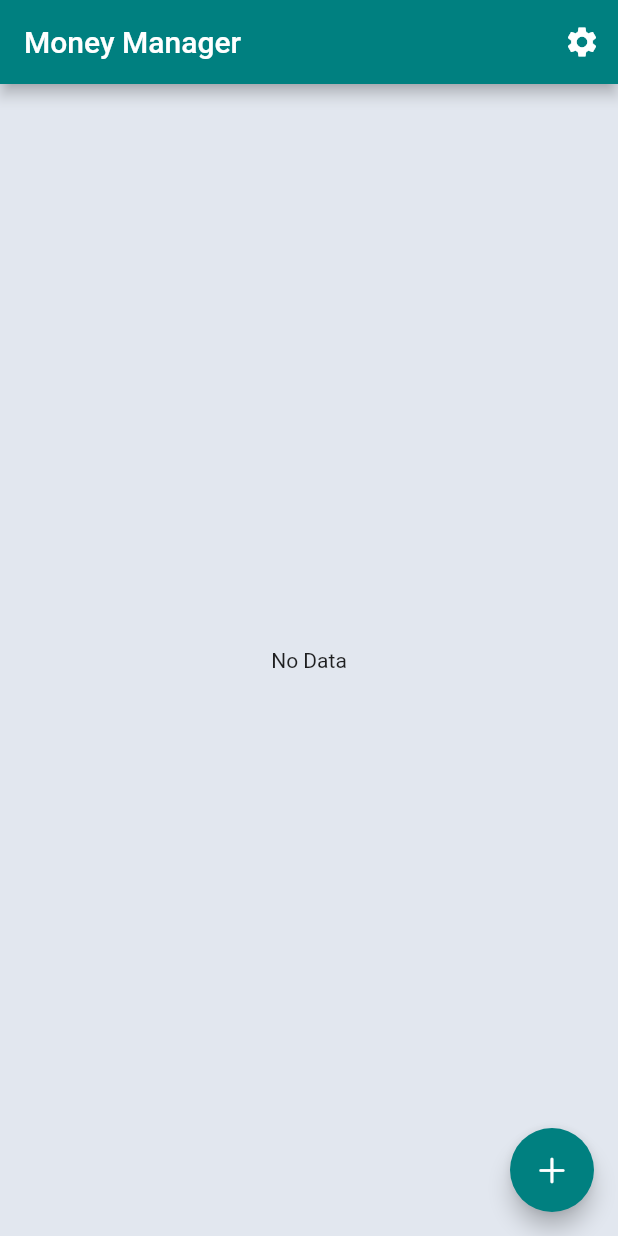
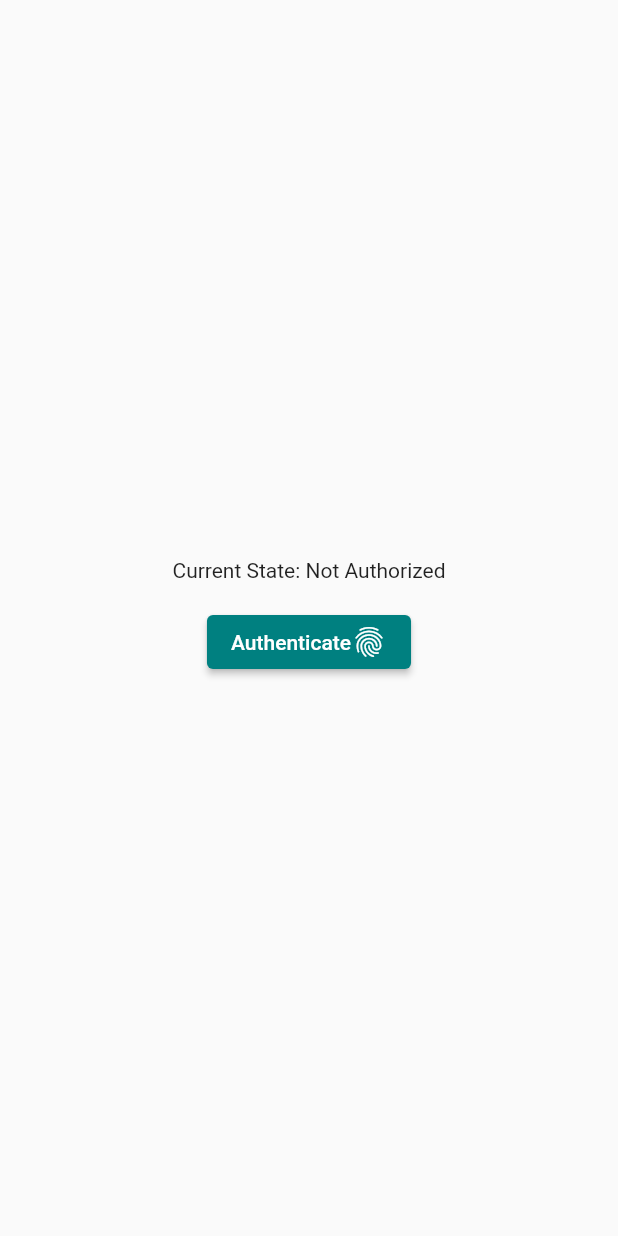
Before and after one commit to CaptainBiswa69/Money-Manager, a Flutter app: the screen it shows after launch, on a phone screen of 412 x 824 dp. Run offline on Flutter 3.47's test engine with Material 2 defaults, Android fonts, the phone set to English and light mode, and no system bars; our stand-ins replace animated_splash_screen, hive, hive_flutter, local_auth; accounts and stored records are empty; Roboto replaces fonts that are missing (customFont).

Commit message:
Fingerprint Authentication Added

```diff
--- a/lib/main.dart
+++ b/lib/main.dart
@@ -1,6 +1,7 @@
 import 'package:animated_splash_screen/animated_splash_screen.dart';
 import 'package:flutter/material.dart';
 import 'package:flutter_application_3/myTheme.dart';
+import 'package:flutter_application_3/pages/fingerprint_auth.dart';
 import 'package:flutter_application_3/pages/homepage.dart';
 import 'package:hive_flutter/hive_flutter.dart';
 
@@ -23,6 +24,6 @@ class MyApp extends StatelessWidget {
             backgroundColor: Colors.white,
             splash: Image.asset("assets/images/manager_R.gif"),
             splashIconSize: 300,
-            nextScreen: const HomePage()));
+            nextScreen: FingerprintAuth()));
   }
 }
--- /dev/null
+++ b/lib/pages/fingerprint_auth.dart
@@ -0,0 +1,100 @@
+import 'package:flutter/material.dart';
+import 'package:flutter/services.dart';
+import 'package:flutter_application_3/pages/homepage.dart';
+import 'package:local_auth/local_auth.dart';
+
+class FingerprintAuth extends StatefulWidget {
+  FingerprintAuth({Key? key}) : super(key: key);
+
+  @override
+  State<FingerprintAuth> createState() => _FingerprintAuthState();
+}
+
+class _FingerprintAuthState extends State<FingerprintAuth> {
+  final LocalAuthentication auth = LocalAuthentication();
+
+  String _authorized = 'Not Authorized';
+  bool _isAuthenticating = false;
+  bool sucess = false;
+
+  Future<void> _authenticate() async {
+    bool authenticated = false;
+    try {
+      setState(() {
+        _isAuthenticating = true;
+        _authorized = 'Authenticating';
+      });
+      authenticated = await auth.authenticate(
+          localizedReason: 'Let OS determine authentication method',
+          useErrorDialogs: true,
+          stickyAuth: true);
+      setState(() {
+        _isAuthenticating = false;
+      });
+    } on PlatformException catch (e) {
+      print(e);
+      setState(() {
+        _isAuthenticating = false;
+        _authorized = "Error - ${e.message}";
+      });
+      return;
+    }
+    if (!mounted) return;
+
+    setState(() {
+      _authorized = authenticated ? 'Authorized' : 'Not Authorized';
+      if (authenticated) {
+        Navigator.of(context).pushReplacement(
+            MaterialPageRoute(builder: (context) => HomePage()));
+      }
+    });
+  }
+
+  void _cancelAuthentication() async {
+    await auth.stopAuthentication();
+    setState(() => _isAuthenticating = false);
+  }
+
+  @override
+  Widget build(BuildContext context) {
+    return SafeArea(
+      child: Scaffold(
+        body: Center(
+          child: Column(
+            mainAxisAlignment: MainAxisAlignment.center,
+            children: [
+              Text('Current State: $_authorized\n'),
+              (_isAuthenticating)
+                  ? ElevatedButton(
+                      onPressed: _cancelAuthentication,
+                      child: Row(
+                        mainAxisSize: MainAxisSize.min,
+                        children: [
+                          Text("Cancel Authentication"),
+                          Icon(Icons.cancel),
+                        ],
+                      ),
+                    )
+                  : Column(
+                      children: [
+                        ElevatedButton(
+                          child: Row(
+                            mainAxisSize: MainAxisSize.min,
+                            children: [
+                              Text('Authenticate'),
+                              Icon(Icons.fingerprint),
+                            ],
+                          ),
+                          onPressed: () {
+                            _authenticate();
+                          },
+                        ),
+                      ],
+                    ),
+            ],
+          ),
+        ),
+      ),
+    );
+  }
+}
--- a/pubspec.yaml
+++ b/pubspec.yaml
@@ -37,6 +37,7 @@ dependencies:
   animated_splash_screen: ^1.1.0
   hive: ^2.0.4
   hive_flutter: ^1.1.0
+  local_auth: ^1.1.11
 
 dev_dependencies:
   flutter_test:
```
Also changed, not shown: lib/pages/homepage.dart (+7 -1 lines), pubspec.lock, 2 other files.
